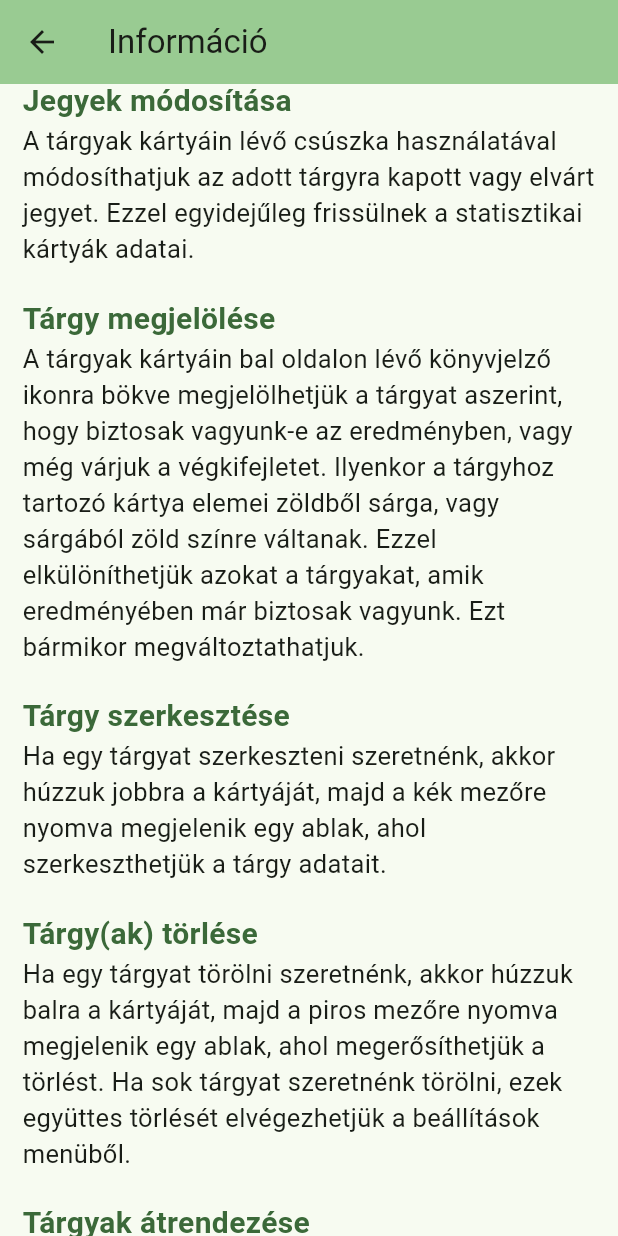
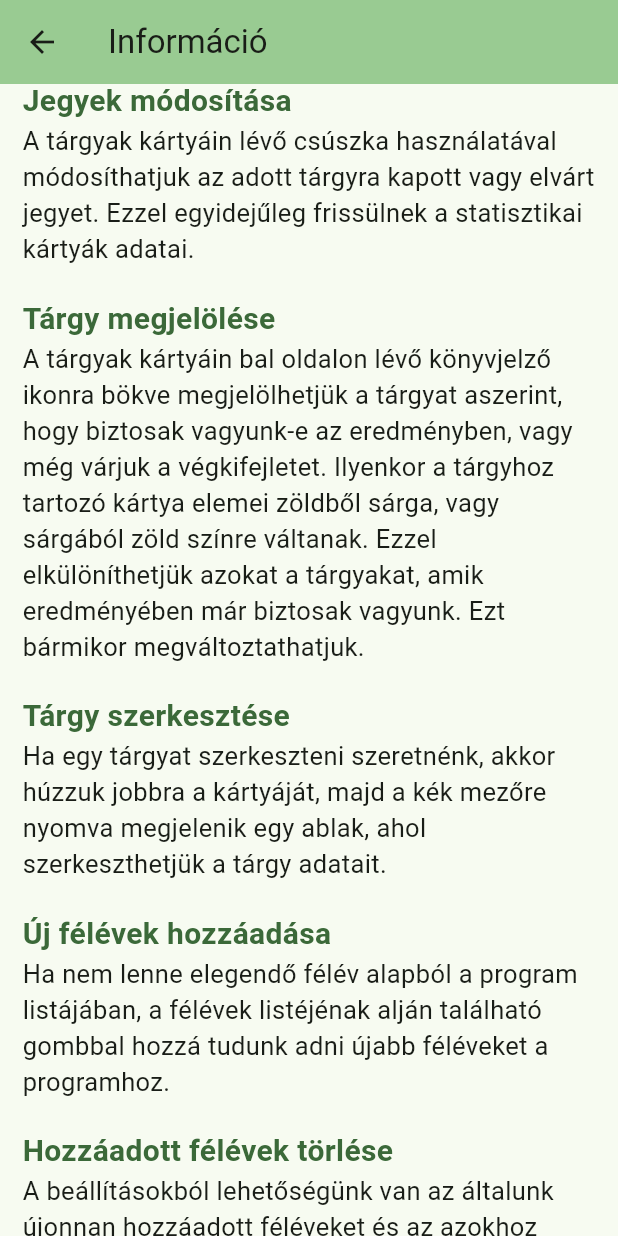
Before and after one commit to balazs003/kreditindex_calculator, a Flutter app: the InfoPage screen opened by its route, scrolled down 1152 dp, on a phone screen of 412 x 824 dp. Run offline on Flutter 3.47's test engine with Material 3 defaults, Android fonts, the phone set to English and light mode, and no system bars; our stand-ins replace adaptive_theme, flutter_slidable, shared_preferences, sqflite; accounts and stored records are empty.

Commit message:
Added description to info page about adding and deleting new semesters

```diff
--- a/lib/info_page.dart
+++ b/lib/info_page.dart
@@ -115,6 +115,22 @@ class InfoPage extends StatelessWidget {
                 height: 20,
               ),
               headerText(
+                  'Új félévek hozzáadása', Theme.of(context).colorScheme.primary),
+              descriptionText(
+                'Ha nem lenne elegendő félév alapból a program listájában, a félévek listéjénak alján található gombbal hozzá tudunk adni újabb féléveket a programhoz.',
+              ),
+              const SizedBox(
+                height: 20,
+              ),
+              headerText(
+                  'Hozzáadott félévek törlése', Theme.of(context).colorScheme.primary),
+              descriptionText(
+                'A beállításokból lehetőségünk van az általunk újonnan hozzáadott féléveket és az azokhoz felvett tárgyak adatait törölni. Ezzel a gombbal tehát a féléveket is töröljük a listából és a hozzájuk felvett tárgyakat is.',
+              ),
+              const SizedBox(
+                height: 20,
+              ),
+              headerText(
                   'Tárgy(ak) törlése', Theme.of(context).colorScheme.primary),
               descriptionText(
                 'Ha egy tárgyat törölni szeretnénk, akkor húzzuk balra a kártyáját, majd a piros mezőre nyomva megjelenik egy ablak, ahol megerősíthetjük a törlést. Ha sok tárgyat szeretnénk törölni, ezek együttes törlését elvégezhetjük a beállítások menüből.',
```
